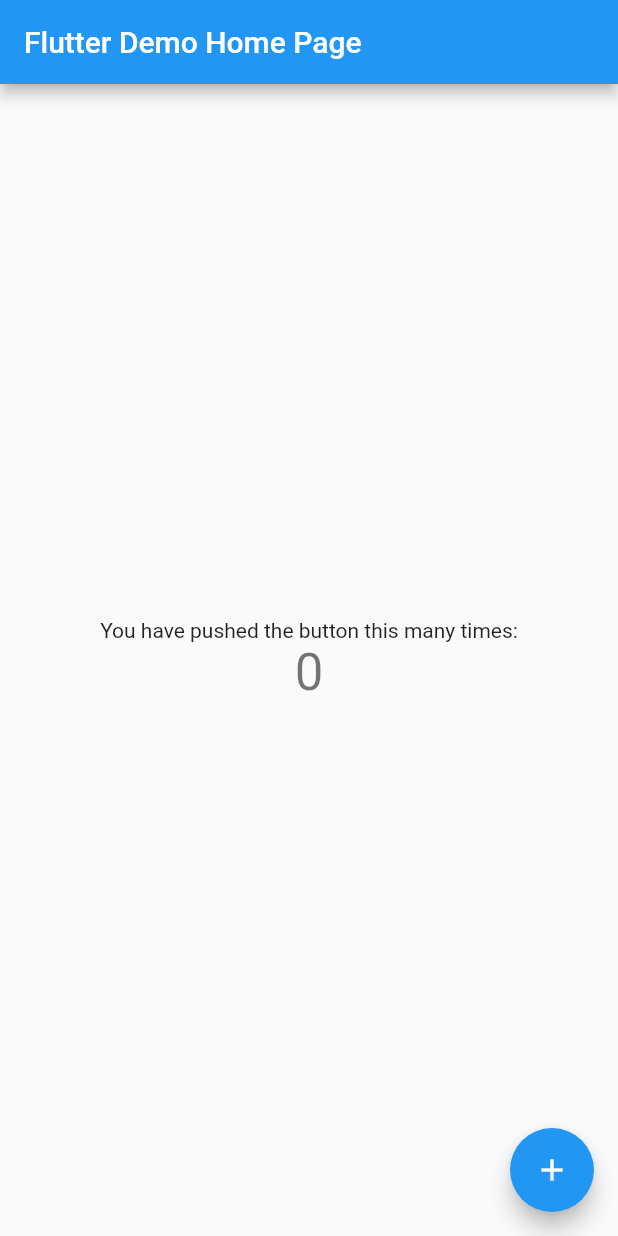
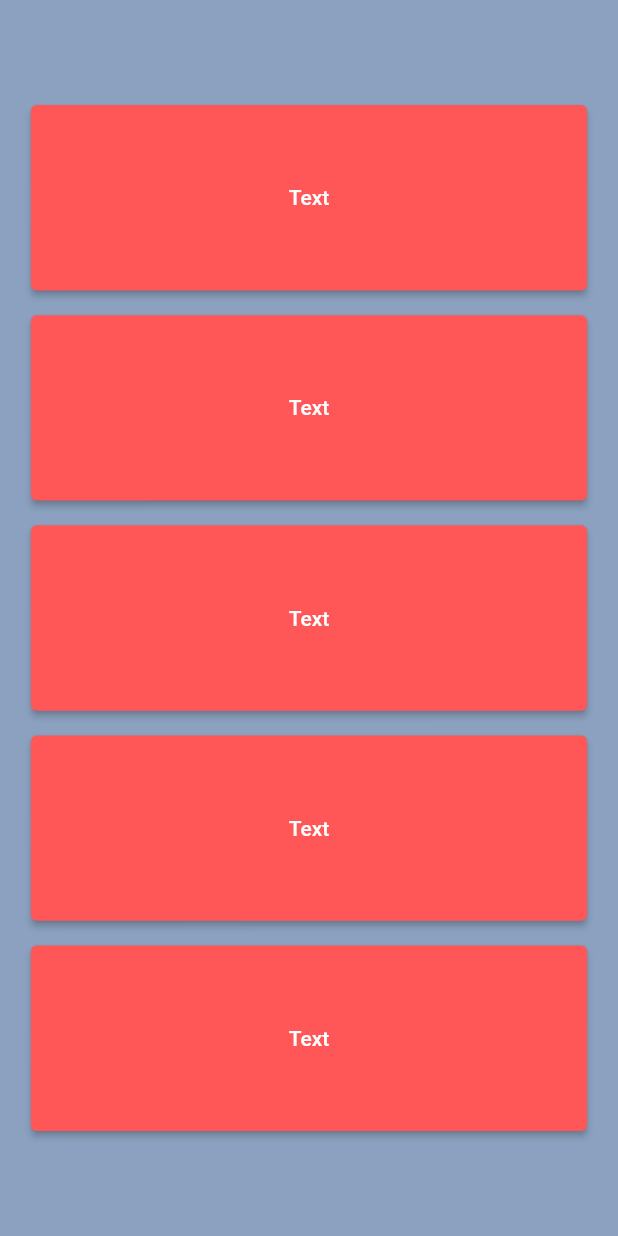
Before and after one commit to yonraf/mobil-software-udvikling, a Flutter app: the screen it shows after launch, on a phone screen of 412 x 824 dp. Run offline on Flutter 3.47's test engine with Material 2 defaults, Android fonts, the phone set to English and light mode, and no system bars.

Commit message:
Setting up environment
Constant classes, directories etc.

```diff
--- /dev/null
+++ b/justrandom/lib/constants.dart
@@ -0,0 +1,11 @@
+import 'package:flutter/cupertino.dart';
+
+//Indsæt farver og padding for tema
+
+const kPrimaryColor = Color.fromARGB(0xFF, 0xFF, 0x57, 0x57);
+const kTextColor = Color.fromARGB(0xFF, 0xE5, 0xEB, 0xE7);
+const kBackgroundColor = Color.fromARGB(0xFF, 0x8B, 0xA1, 0xBF);
+
+const kDarkerDetailColor = Color.fromARGB(0xFF, 0x28, 0x28, 0x46);
+
+const double kDefaultPadding = 20.0;
--- a/justrandom/lib/main.dart
+++ b/justrandom/lib/main.dart
@@ -1,115 +1,24 @@
 import 'package:flutter/material.dart';
+import 'package:justrandom/screens/home.dart';
 
+import 'constants.dart';
 void main() {
-  runApp(const MyApp());
+  runApp(MyApp());
 }
 
 class MyApp extends StatelessWidget {
-  const MyApp({Key? key}) : super(key: key);
-
   // This widget is the root of your application.
   @override
   Widget build(BuildContext context) {
     return MaterialApp(
-      title: 'Flutter Demo',
+      debugShowCheckedModeBanner: false,
+      title: 'Sneaky',
       theme: ThemeData(
-        // This is the theme of your application.
-        //
-        // Try running your application with "flutter run". You'll see the
-        // application has a blue toolbar. Then, without quitting the app, try
-        // changing the primarySwatch below to Colors.green and then invoke
-        // "hot reload" (press "r" in the console where you ran "flutter run",
-        // or simply save your changes to "hot reload" in a Flutter IDE).
-        // Notice that the counter didn't reset back to zero; the application
-        // is not restarted.
-        primarySwatch: Colors.blue,
+        scaffoldBackgroundColor: kBackgroundColor,
+        primaryColor: kPrimaryColor,
+        textTheme: Theme.of(context).textTheme.apply(bodyColor: kTextColor),
       ),
-      home: const MyHomePage(title: 'Flutter Demo Home Page'),
+      home: Home(),
     );
   }
 }
-
-class MyHomePage extends StatefulWidget {
-  const MyHomePage({Key? key, required this.title}) : super(key: key);
-
-  // This widget is the home page of your application. It is stateful, meaning
-  // that it has a State object (defined below) that contains fields that affect
-  // how it looks.
-
-  // This class is the configuration for the state. It holds the values (in this
-  // case the title) provided by the parent (in this case the App widget) and
-  // used by the build method of the State. Fields in a Widget subclass are
-  // always marked "final".
-
-  final String title;
-
-  @override
-  State<MyHomePage> createState() => _MyHomePageState();
-}
-
-class _MyHomePageState extends State<MyHomePage> {
-  int _counter = 0;
-
-  void _incrementCounter() {
-    setState(() {
-      // This call to setState tells the Flutter framework that something has
-      // changed in this State, which causes it to rerun the build method below
-      // so that the display can reflect the updated values. If we changed
-      // _counter without calling setState(), then the build method would not be
-      // called again, and so nothing would appear to happen.
-      _counter++;
-    });
-  }
-
-  @override
-  Widget build(BuildContext context) {
-    // This method is rerun every time setState is called, for instance as done
-    // by the _incrementCounter method above.
-    //
-    // The Flutter framework has been optimized to make rerunning build methods
-    // fast, so that you can just rebuild anything that needs updating rather
-    // than having to individually change instances of widgets.
-    return Scaffold(
-      appBar: AppBar(
-        // Here we take the value from the MyHomePage object that was created by
-        // the App.build method, and use it to set our appbar title.
-        title: Text(widget.title),
-      ),
-      body: Center(
-        // Center is a layout widget. It takes a single child and positions it
-        // in the middle of the parent.
-        child: Column(
-          // Column is also a layout widget. It takes a list of children and
-          // arranges them vertically. By default, it sizes itself to fit its
-          // children horizontally, and tries to be as tall as its parent.
-          //
-          // Invoke "debug painting" (press "p" in the console, choose the
-          // "Toggle Debug Paint" action from the Flutter Inspector in Android
-          // Studio, or the "Toggle Debug Paint" command in Visual Studio Code)
-          // to see the wireframe for each widget.
-          //
-          // Column has various properties to control how it sizes itself and
-          // how it positions its children. Here we use mainAxisAlignment to
-          // center the children vertically; the main axis here is the vertical
-          // axis because Columns are vertical (the cross axis would be
-          // horizontal).
-          mainAxisAlignment: MainAxisAlignment.center,
-          children: <Widget>[
-            const Text(
-              'You have pushed the button this many times:',
-            ),
-            Text(
-              '$_counter',
-              style: Theme.of(context).textTheme.headline4,
-            ),
-          ],
-        ),
-      ),
-      floatingActionButton: FloatingActionButton(
-        onPressed: _incrementCounter,
-        tooltip: 'Increment',
-        child: const Icon(Icons.add),
-      ), // This trailing comma makes auto-formatting nicer for build methods.
-    );
-  }
-}
--- /dev/null
+++ b/justrandom/lib/screens/components/feauture_button.dart
@@ -0,0 +1,24 @@
+import 'package:flutter/cupertino.dart';
+import 'package:flutter/material.dart';
+import 'package:justrandom/constants.dart';
+
+import '../home.dart';
+
+class FeatureButton extends StatelessWidget {
+  @override
+  Widget build(BuildContext context) {
+    return Container(
+      padding: EdgeInsets.all(MediaQuery.of(context).size.width * 0.02),
+      child : ElevatedButton(onPressed: () {
+          Navigator.push(
+            context,
+            MaterialPageRoute(builder: (context) => Home()),
+          );
+        }, child: const Text("Text"),
+          style: ElevatedButton.styleFrom(
+            primary: kPrimaryColor,
+            fixedSize: Size(MediaQuery.of(context).size.width * 0.90, MediaQuery.of(context).size.height * 0.15)
+          ),),
+    );
+  }
+}
--- /dev/null
+++ b/justrandom/lib/screens/home.dart
@@ -0,0 +1,25 @@
+import 'package:flutter/cupertino.dart';
+import 'package:flutter/material.dart';
+import 'package:justrandom/screens/components/feauture_button.dart';
+
+class Home extends StatelessWidget {
+  @override
+  Widget build(BuildContext context) {
+    return Scaffold(
+      body: Align(
+        alignment: Alignment.center,
+        child: Column(
+          mainAxisAlignment: MainAxisAlignment.center,
+          children: [
+            FeatureButton(),
+            FeatureButton(),
+            FeatureButton(),
+            FeatureButton(),
+            FeatureButton(),
+          ],
+        ),
+      )
+    );
+  }
+
+}
```
